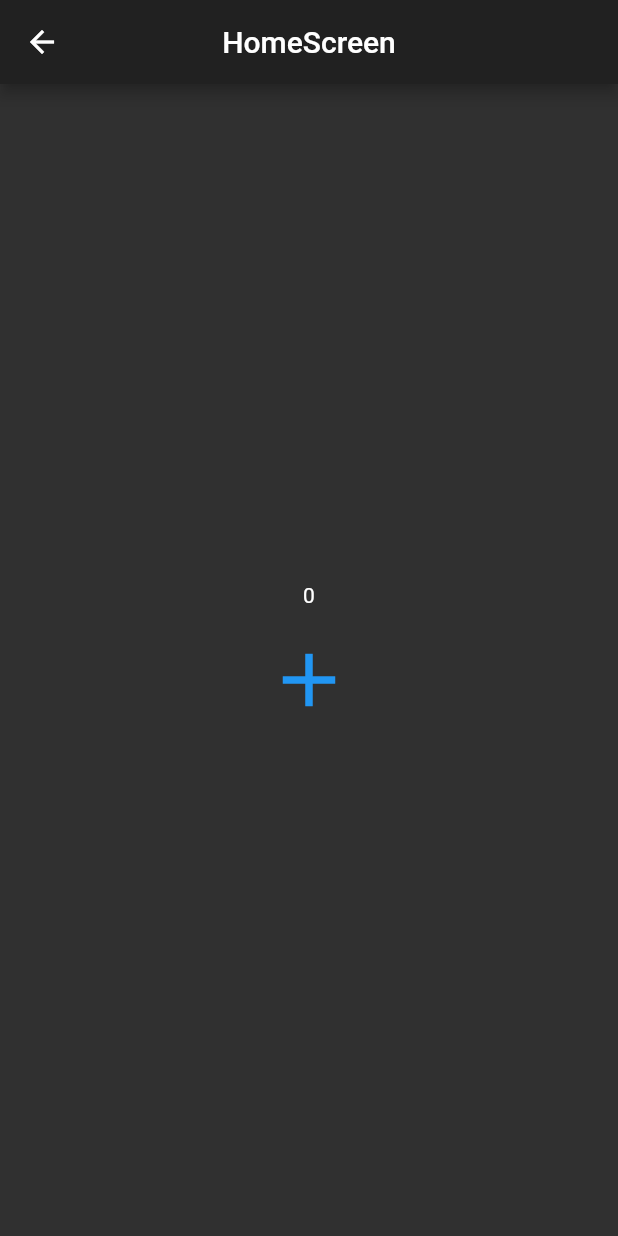
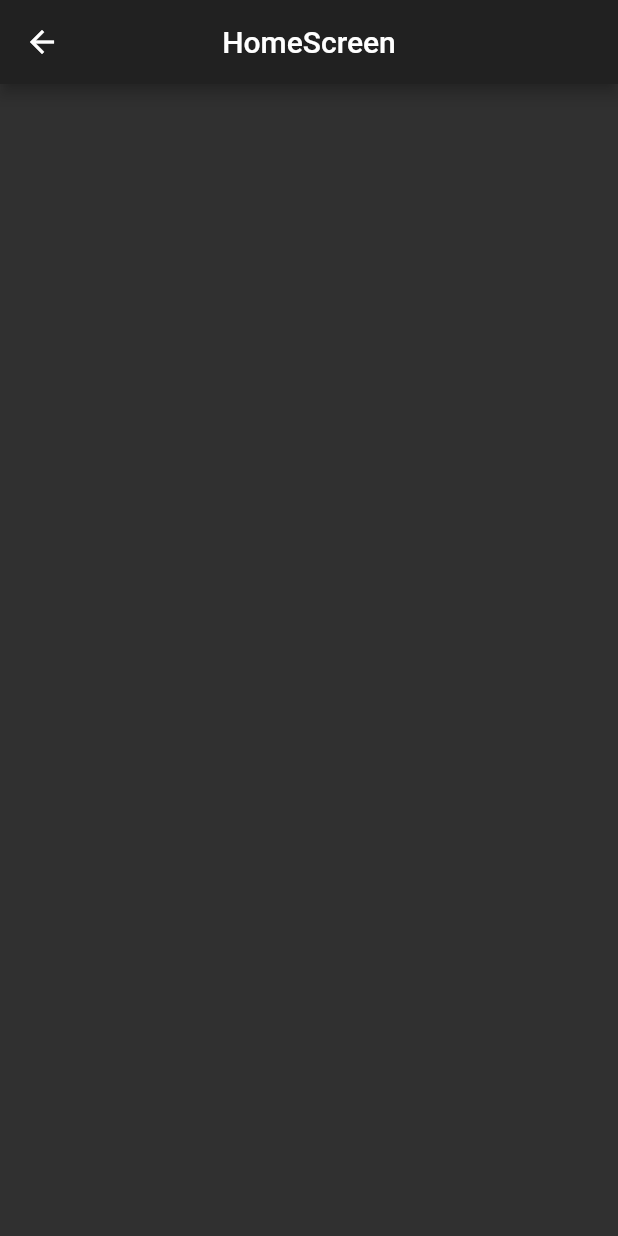
Before and after one commit to ABDO-AR/ar_todo_app, a Flutter app: the HomeScreenRes screen opened by its route, on a phone screen of 412 x 824 dp. Run offline on Flutter 3.47's test engine with Material 2 defaults, Android fonts, the phone set to English and light mode, and no system bars.

Commit message:
Starter Point IN Home Screen.

```diff
--- a/lib/dev/home_screen_dev/home_dev.dart
+++ b/lib/dev/home_screen_dev/home_dev.dart
@@ -1,11 +1,3 @@
 import 'package:flutter/material.dart';
 
-class HomeScreenDev extends ChangeNotifier {
-  int testCounter = 0;
-  int get getCounter => testCounter;
-
-  void addCounter() {
-    testCounter++;
-    notifyListeners();
-  }
-}
+class HomeScreenDev extends ChangeNotifier {}
--- a/lib/res/screens/home_screen_res/home_res.dart
+++ b/lib/res/screens/home_screen_res/home_res.dart
@@ -13,6 +13,7 @@ class HomeScreenRes extends StatefulWidget {
 class _HomeScreenResState extends State<HomeScreenRes> {
   @override
   void initState() {
+    /// Change The Colors To Be More Good With Home Screen:
     SystemChrome.setSystemUIOverlayStyle(
       SystemUiOverlayStyle.dark.copyWith(
         statusBarColor: Colors.transparent,
@@ -49,20 +50,7 @@ class _HomeScreenResState extends State<HomeScreenRes> {
         child: Column(
           mainAxisAlignment: MainAxisAlignment.center,
           crossAxisAlignment: CrossAxisAlignment.center,
-          children: [
-            Text('${ValuesClass.getHomeScreenDev(context, true).getCounter}'),
-            SizedBox(height: 10.0),
-            TextButton(
-              onPressed: () {
-                ValuesClass.getHomeScreenDev(context, false).addCounter();
-              },
-              child: Icon(
-                Icons.add,
-                size: 60.0,
-                color: Colors.blue,
-              ),
-            ),
-          ],
+          children: [],
         ),
       ),
     );
```
